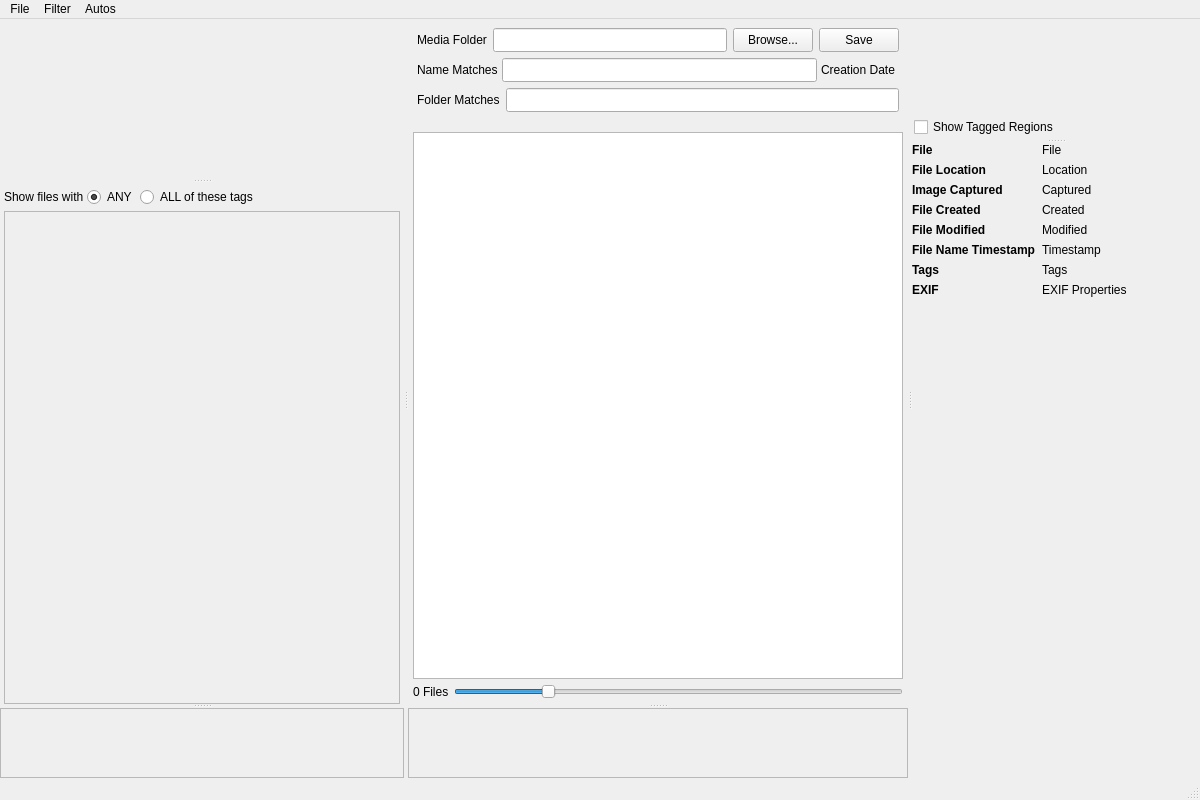
Before: the Qt Designer form mainwindow.ui in merrillaldrich/compendia, drawn with Qt 5.
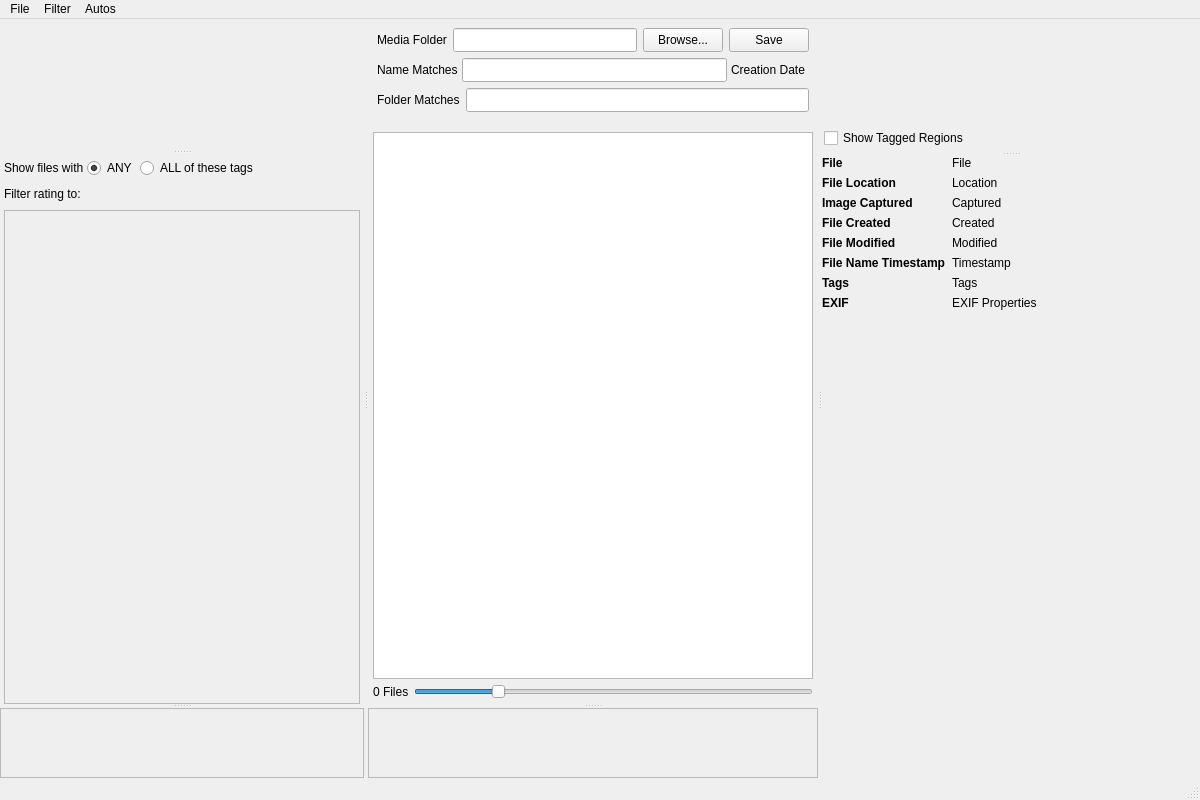
After: the same form once the commit is applied. Custom widgets are drawn as their Qt base class.

Commit message:
Add star rating: TaggedFile storage, StarRatingWidget, filter support
- TaggedFile: rating_ field (optional<int> 1-5), initRating/setRating,
  persisted as "rating" in JSON sidecar
- StarRatingWidget: custom QPainter widget, hover preview, click-to-set,
  click-same-star-to-clear, read-only mode, disabled/faded state
- FilterProxyModel/LuminismCore: setRatingFilter for exact-match filtering
- MainWindow: preview star below preview pane (synced to selected file),
  filter star in nav filter section; both disabled when inactive

Diff of the .ui file:
```diff
--- a/mainwindow.ui
+++ b/mainwindow.ui
@@ -98,6 +98,49 @@
            </item>
           </layout>
          </item>
+         <item>
+          <layout class="QHBoxLayout" name="ratingFilterLayout">
+           <property name="spacing">
+            <number>3</number>
+           </property>
+           <item>
+            <widget class="QLabel" name="ratingFilterLabel">
+             <property name="text">
+              <string>Filter rating to:</string>
+             </property>
+            </widget>
+           </item>
+           <item>
+            <widget class="StarRatingWidget" name="filterStarRating">
+             <property name="minimumSize">
+              <size>
+               <width>120</width>
+               <height>24</height>
+              </size>
+             </property>
+             <property name="maximumSize">
+              <size>
+               <width>120</width>
+               <height>24</height>
+              </size>
+             </property>
+            </widget>
+           </item>
+           <item>
+            <spacer name="ratingFilterSpacer">
+             <property name="orientation">
+              <enum>Qt::Orientation::Horizontal</enum>
+             </property>
+             <property name="sizeHint" stdset="0">
+              <size>
+               <width>40</width>
+               <height>20</height>
+              </size>
+             </property>
+            </spacer>
+           </item>
+          </layout>
+         </item>
          <item>
           <widget class="QScrollArea" name="navFilterScrollArea">
            <property name="widgetResizable">
@@ -385,11 +428,44 @@
           <widget class="PreviewContainer" name="previewContainer" native="true"/>
          </item>
          <item>
-          <widget class="QCheckBox" name="showTaggedRegionsCheckbox">
-           <property name="text">
-            <string>Show Tagged Regions</string>
-           </property>
-          </widget>
+          <layout class="QHBoxLayout">
+           <item>
+            <widget class="QCheckBox" name="showTaggedRegionsCheckbox">
+             <property name="text">
+              <string>Show Tagged Regions</string>
+             </property>
+            </widget>
+           </item>
+           <item>
+            <spacer>
+             <property name="orientation">
+              <enum>Qt::Horizontal</enum>
+             </property>
+             <property name="sizeHint" stdset="0">
+              <size>
+               <width>40</width>
+               <height>20</height>
+              </size>
+             </property>
+            </spacer>
+           </item>
+           <item>
+            <widget class="StarRatingWidget" name="previewStarRating">
+             <property name="minimumSize">
+              <size>
+               <width>120</width>
+               <height>24</height>
+              </size>
+             </property>
+             <property name="maximumSize">
+              <size>
+               <width>120</width>
+               <height>24</height>
+              </size>
+             </property>
+            </widget>
+           </item>
+          </layout>
          </item>
         </layout>
        </widget>
@@ -780,6 +856,11 @@
    <extends>QLineEdit</extends>
    <header>folderfilterlineedit.h</header>
   </customwidget>
+  <customwidget>
+   <class>StarRatingWidget</class>
+   <extends>QWidget</extends>
+   <header>starratingwidget.h</header>
+  </customwidget>
  </customwidgets>
  <resources/>
  <connections/>
```
The commit also changes 10 other files.
